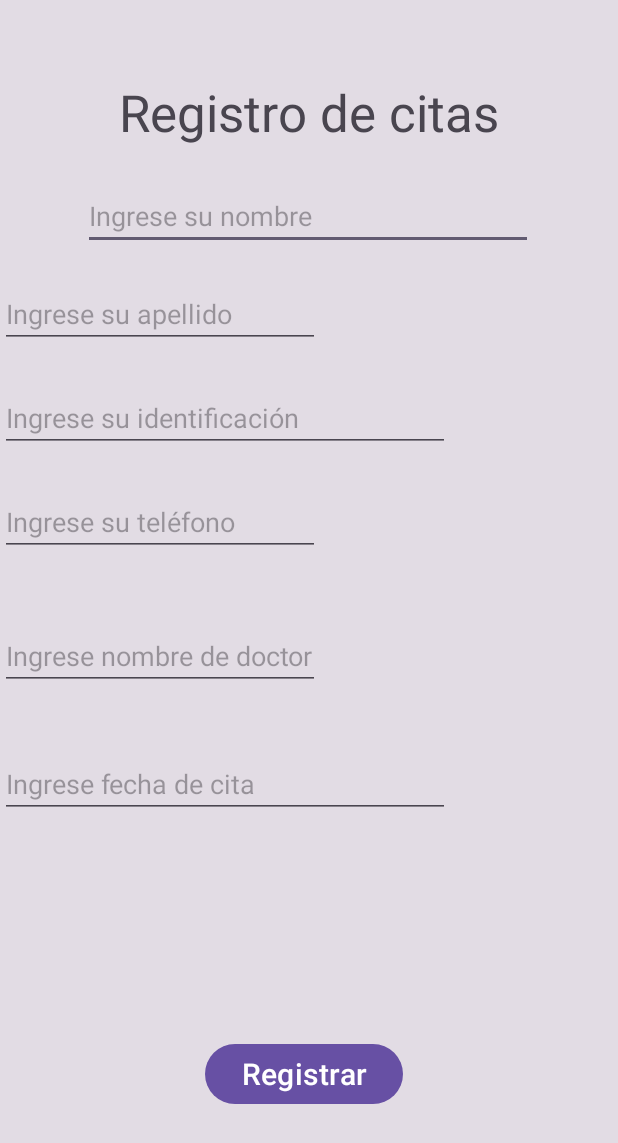
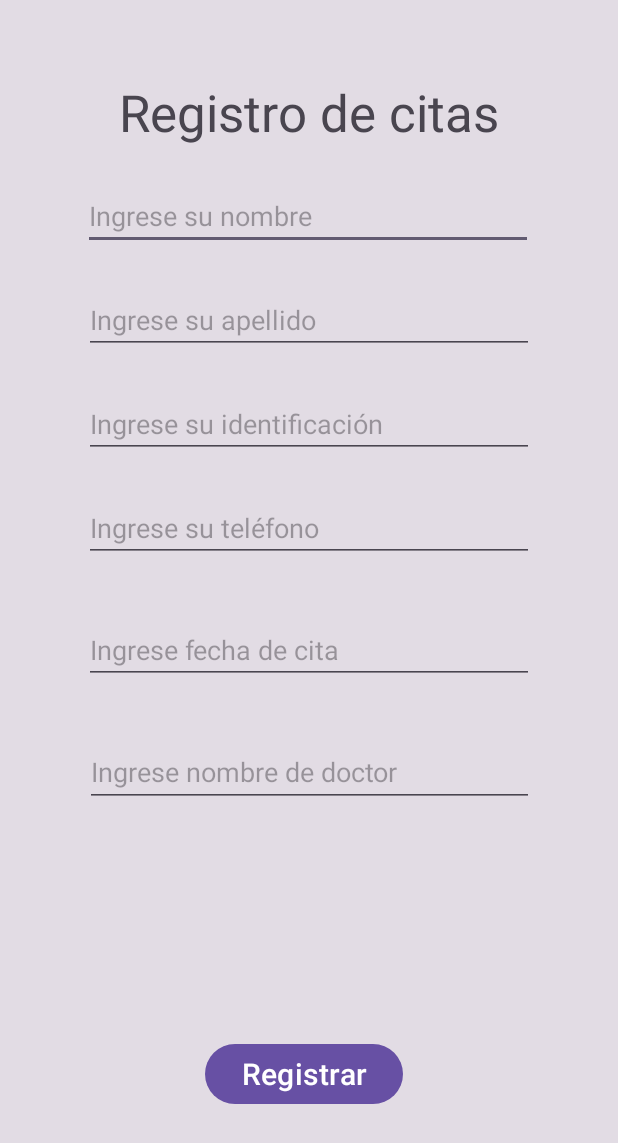
Before and after one commit to J4VJ4R/grupo_10_semana_7, an Android app: the RegisterActivity screen opened directly, with no data from a screen before it, on a phone screen of 412 x 824 dp. Shown: the top 1143 px of the screen. Run offline under Robolectric (Android 15) with nearby library versions, the phone set to English and light mode, and no system bars.

```diff
--- a/app/src/main/res/layout/activity_register.xml
+++ b/app/src/main/res/layout/activity_register.xml
@@ -18,7 +18,7 @@
         app:layout_constraintEnd_toEndOf="parent"
         app:layout_constraintHorizontal_bias="0.487"
         app:layout_constraintStart_toStartOf="parent"
-        app:layout_constraintTop_toBottomOf="@+id/txtBirthDay"
+        app:layout_constraintTop_toBottomOf="@+id/txtDoctor"
         app:layout_constraintVertical_bias="1.0" />
 
     <EditText
@@ -38,12 +38,13 @@
         android:id="@+id/txtBirthDay"
         android:layout_width="300dp"
         android:layout_height="wrap_content"
-        android:layout_marginTop="40dp"
+        android:layout_marginTop="36dp"
         android:ems="10"
         android:hint="Ingrese fecha de cita"
         android:inputType="date"
-        app:layout_constraintTop_toBottomOf="@+id/editTextText2"
-        tools:layout_editor_absoluteX="51dp" />
+        app:layout_constraintEnd_toEndOf="parent"
+        app:layout_constraintStart_toStartOf="parent"
+        app:layout_constraintTop_toBottomOf="@+id/txtPhone" />
 
     <EditText
         android:id="@+id/txtId"
@@ -53,8 +54,9 @@
         android:ems="10"
         android:hint="Ingrese su identificación"
         android:inputType="number"
-        app:layout_constraintTop_toBottomOf="@+id/txtSpeciality"
-        tools:layout_editor_absoluteX="51dp" />
+        app:layout_constraintEnd_toEndOf="parent"
+        app:layout_constraintStart_toStartOf="parent"
+        app:layout_constraintTop_toBottomOf="@+id/txtLastname" />
 
     <TextView
         android:id="@+id/textView"
@@ -68,37 +70,40 @@
         app:layout_constraintTop_toTopOf="parent" />
 
     <EditText
-        android:id="@+id/txtSpeciality"
-        android:layout_width="wrap_content"
+        android:id="@+id/txtLastname"
+        android:layout_width="300dp"
         android:layout_height="wrap_content"
-        android:layout_marginTop="20dp"
+        android:layout_marginTop="24dp"
         android:ems="10"
         android:hint="Ingrese su apellido"
         android:inputType="text"
-        app:layout_constraintTop_toBottomOf="@+id/txtName"
-        tools:layout_editor_absoluteX="51dp" />
+        app:layout_constraintEnd_toEndOf="parent"
+        app:layout_constraintStart_toStartOf="parent"
+        app:layout_constraintTop_toBottomOf="@+id/txtName" />
 
     <EditText
-        android:id="@+id/editTextNumber"
-        android:layout_width="wrap_content"
+        android:id="@+id/txtPhone"
+        android:layout_width="300dp"
         android:layout_height="wrap_content"
         android:layout_marginTop="24dp"
         android:ems="10"
         android:hint="Ingrese su teléfono"
         android:inputType="number"
-        app:layout_constraintTop_toBottomOf="@+id/txtId"
-        tools:layout_editor_absoluteX="55dp" />
+        app:layout_constraintEnd_toEndOf="parent"
+        app:layout_constraintStart_toStartOf="parent"
+        app:layout_constraintTop_toBottomOf="@+id/txtId" />
 
     <EditText
-        android:id="@+id/editTextText2"
-        android:layout_width="wrap_content"
-        android:layout_height="wrap_content"
-        android:layout_marginTop="44dp"
+        android:id="@+id/txtDoctor"
+        android:layout_width="299dp"
+        android:layout_height="46dp"
+        android:layout_marginTop="36dp"
         android:ems="10"
         android:hint="Ingrese nombre de doctor"
         android:inputType="text"
-        app:layout_constraintTop_toBottomOf="@+id/editTextNumber"
-        tools:layout_editor_absoluteX="55dp" />
+        app:layout_constraintEnd_toEndOf="parent"
+        app:layout_constraintStart_toStartOf="parent"
+        app:layout_constraintTop_toBottomOf="@+id/txtBirthDay" />
 
 
 </androidx.constraintlayout.widget.ConstraintLayout>
```
